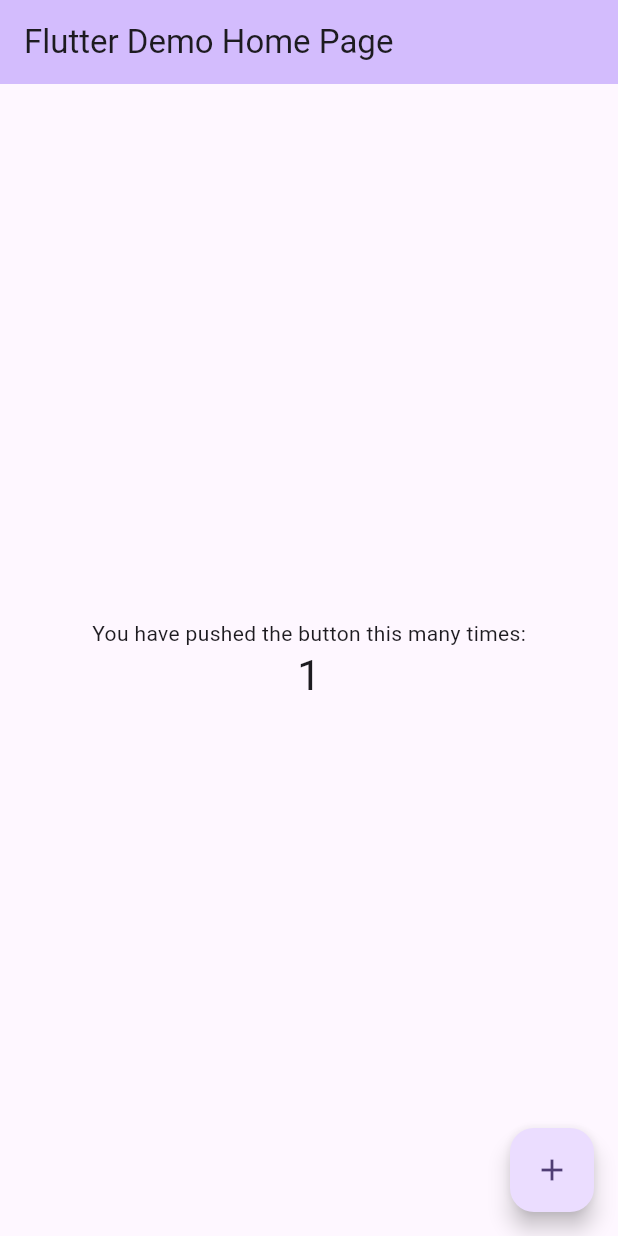
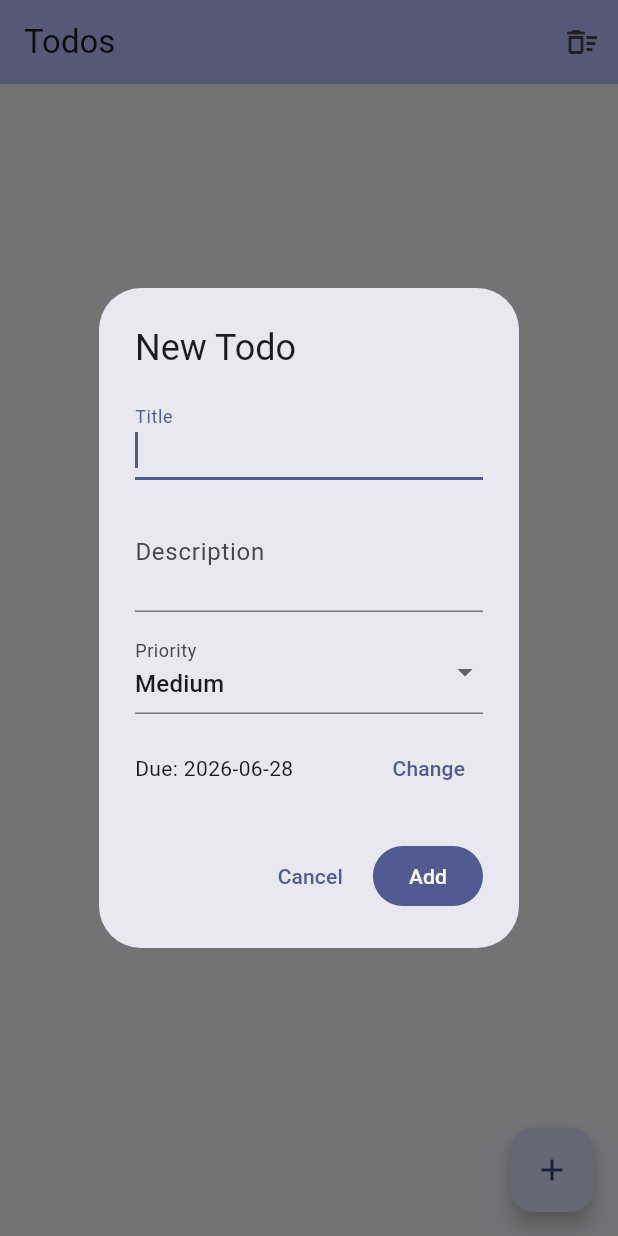
Before and after one commit to danielopara/flutter-todo_v2, a Flutter app: the screen it shows after launch, after a tap on the "add" icon, on a phone screen of 412 x 824 dp. Run offline on Flutter 3.47's test engine with Material 3 defaults, Android fonts, the phone set to English and light mode, and no system bars; our stand-ins replace flutter_riverpod, sqflite; accounts and stored records are empty.

Commit message:
changes for dev

```diff
--- a/lib/features/todo/provider/todo_provider.dart
+++ b/lib/features/todo/provider/todo_provider.dart
@@ -0,0 +1,45 @@
+import 'package:flutter_riverpod/flutter_riverpod.dart';
+import 'package:todo_v2/features/todo/models/todo_model.dart';
+import 'package:todo_v2/features/todo/repository/todo_repository.dart';
+
+class TodoNotifier extends AsyncNotifier<List<TodoModel>> {
+  @override
+  Future<List<TodoModel>> build() {
+    return TodoRepository.instance.getTodos();
+  }
+
+  Future<void> addTodo(TodoModel todo) async {
+    await TodoRepository.instance.insert(todo);
+    ref.invalidateSelf();
+  }
+
+  Future<void> updateTodo(TodoModel todo) async {
+    await TodoRepository.instance.update(todo);
+    ref.invalidateSelf();
+  }
+
+  Future<void> deleteTodo(String id) async {
+    await TodoRepository.instance.delete(id);
+    ref.invalidateSelf();
+  }
+
+  Future<void> deleteCompleted() async {
+    await TodoRepository.instance.deleteCompleted();
+    ref.invalidateSelf();
+  }
+
+  Future<void> toggleComplete(TodoModel todo) async {
+    final nowComplete = !todo.isComplete;
+    final updated = todo.copyWith(
+      isComplete: nowComplete,
+      status: nowComplete ? TodoStatus.completed : TodoStatus.inProgress,
+      completionDate: nowComplete ? DateTime.now() : null,
+    );
+    await TodoRepository.instance.update(updated);
+    ref.invalidateSelf();
+  }
+}
+
+final todoProvider = AsyncNotifierProvider<TodoNotifier, List<TodoModel>>(
+  TodoNotifier.new,
+);
--- a/lib/features/todo/repository/todo_repository.dart
+++ b/lib/features/todo/repository/todo_repository.dart
@@ -9,7 +9,6 @@ class TodoRepository {
   Database? _db;
 
   Future<Database> get database async {
-    // _db ?? = await _initDb();
     _db ??= await _openDatabase();
     return _db!;
   }
@@ -24,15 +23,15 @@ class TodoRepository {
       onCreate: (db, version) async {
         await db.execute('''
           CREATE TABLE todos(
-          id TEXT PRIMARY KEY,
-          title TEXT,
-          description TEXT,
-          status TEXT,
-          priority TEXT,
-          isComplete INTEGER,
-          createdAt TEXT,
-          dueDate TEXT,
-          completionDate TEXT
+            id TEXT PRIMARY KEY,
+            title TEXT NOT NULL,
+            description TEXT NOT NULL,
+            status TEXT NOT NULL,
+            priority TEXT NOT NULL,
+            isComplete INTEGER NOT NULL DEFAULT 0,
+            createdAt TEXT NOT NULL,
+            dueDate TEXT NOT NULL,
+            completionDate TEXT
           )
         ''');
       },
@@ -71,6 +70,6 @@ class TodoRepository {
 
   Future<void> deleteCompleted() async {
     final db = await database;
-    await db.delete('todos', where: 'is_completed = 1');
+    await db.delete('todos', where: 'isComplete = 1');
   }
 }
--- /dev/null
+++ b/lib/features/todo/screens/todo_list_screen.dart
@@ -0,0 +1,229 @@
+import 'package:flutter/material.dart';
+import 'package:flutter_riverpod/flutter_riverpod.dart';
+import 'package:todo_v2/features/todo/models/todo_model.dart';
+import 'package:todo_v2/features/todo/provider/todo_provider.dart';
+
+class TodoListScreen extends ConsumerWidget {
+  const TodoListScreen({super.key});
+
+  @override
+  Widget build(BuildContext context, WidgetRef ref) {
+    final todosAsync = ref.watch(todoProvider);
+
+    return Scaffold(
+      appBar: AppBar(
+        title: const Text('Todos'),
+        backgroundColor: Theme.of(context).colorScheme.inversePrimary,
+        actions: [
+          IconButton(
+            icon: const Icon(Icons.delete_sweep_outlined),
+            tooltip: 'Clear completed',
+            onPressed: () =>
+                ref.read(todoProvider.notifier).deleteCompleted(),
+          ),
+        ],
+      ),
+      body: todosAsync.when(
+        loading: () => const Center(child: CircularProgressIndicator()),
+        error: (e, _) => Center(child: Text('Error: $e')),
+        data: (todos) => todos.isEmpty
+            ? const Center(
+                child: Text(
+                  'No todos yet.\nTap + to add one.',
+                  textAlign: TextAlign.center,
+                ),
+              )
+            : ListView.separated(
+                itemCount: todos.length,
+                separatorBuilder: (_, _) => const Divider(height: 1),
+                itemBuilder: (context, index) =>
+                    _TodoTile(todo: todos[index]),
+              ),
+      ),
+      floatingActionButton: FloatingActionButton(
+        onPressed: () => showDialog(
+          context: context,
+          builder: (_) => const _AddTodoDialog(),
+        ),
+        child: const Icon(Icons.add),
+      ),
+    );
+  }
+}
+
+class _TodoTile extends ConsumerWidget {
+  final TodoModel todo;
+  const _TodoTile({required this.todo});
+
+  @override
+  Widget build(BuildContext context, WidgetRef ref) {
+    return Dismissible(
+      key: Key(todo.id),
+      direction: DismissDirection.endToStart,
+      background: Container(
+        color: Colors.red,
+        alignment: Alignment.centerRight,
+        padding: const EdgeInsets.symmetric(horizontal: 20),
+        child: const Icon(Icons.delete, color: Colors.white),
+      ),
+      onDismissed: (_) =>
+          ref.read(todoProvider.notifier).deleteTodo(todo.id),
+      child: ListTile(
+        leading: Checkbox(
+          value: todo.isComplete,
+          onChanged: (_) =>
+              ref.read(todoProvider.notifier).toggleComplete(todo),
+        ),
+        title: Text(
+          todo.title,
+          style: todo.isComplete
+              ? const TextStyle(
+                  decoration: TextDecoration.lineThrough,
+                  color: Colors.grey,
+                )
+              : null,
+        ),
+        subtitle: todo.description.isNotEmpty ? Text(todo.description) : null,
+        trailing: _PriorityBadge(priority: todo.priority),
+      ),
+    );
+  }
+}
+
+class _PriorityBadge extends StatelessWidget {
+  final TodoPriority priority;
+  const _PriorityBadge({required this.priority});
+
+  @override
+  Widget build(BuildContext context) {
+    final (color, label) = switch (priority) {
+      TodoPriority.high => (Colors.red, 'High'),
+      TodoPriority.medium => (Colors.orange, 'Med'),
+      TodoPriority.low => (Colors.green, 'Low'),
+    };
+    return Container(
+      padding: const EdgeInsets.symmetric(horizontal: 8, vertical: 3),
+      decoration: BoxDecoration(
+        color: color.withValues(alpha: 0.15),
+        border: Border.all(color: color),
+        borderRadius: BorderRadius.circular(12),
+      ),
+      child: Text(
+        label,
+        style: TextStyle(fontSize: 11, color: color, fontWeight: FontWeight.w600),
+      ),
+    );
+  }
+}
+
+class _AddTodoDialog extends ConsumerStatefulWidget {
+  const _AddTodoDialog();
+
+  @override
+  ConsumerState<_AddTodoDialog> createState() => _AddTodoDialogState();
+}
+
+class _AddTodoDialogState extends ConsumerState<_AddTodoDialog> {
+  final _titleController = TextEditingController();
+  final _descController = TextEditingController();
+  TodoPriority _priority = TodoPriority.medium;
+  DateTime _dueDate = DateTime.now().add(const Duration(days: 1));
+
+  @override
+  void dispose() {
+    _titleController.dispose();
+    _descController.dispose();
+    super.dispose();
+  }
+
+  String get _formattedDueDate =>
+      '${_dueDate.year}-${_dueDate.month.toString().padLeft(2, '0')}-${_dueDate.day.toString().padLeft(2, '0')}';
+
+  Future<void> _pickDate() async {
+    final picked = await showDatePicker(
+      context: context,
+      initialDate: _dueDate,
+      firstDate: DateTime.now(),
+      lastDate: DateTime.now().add(const Duration(days: 365)),
+    );
+    if (picked != null) setState(() => _dueDate = picked);
+  }
+
+  void _submit() {
+    final title = _titleController.text.trim();
+    if (title.isEmpty) return;
+
+    final todo = TodoModel.create(
+      title: title,
+      description: _descController.text.trim(),
+      status: TodoStatus.notStarted,
+      priority: _priority,
+      dueDate: _dueDate,
+    );
+
+    ref.read(todoProvider.notifier).addTodo(todo);
+    Navigator.pop(context);
+  }
+
+  @override
+  Widget build(BuildContext context) {
+    return AlertDialog(
+      title: const Text('New Todo'),
+      content: SingleChildScrollView(
+        child: Column(
+          mainAxisSize: MainAxisSize.min,
+          children: [
+            TextField(
+              controller: _titleController,
+              decoration: const InputDecoration(labelText: 'Title'),
+              textCapitalization: TextCapitalization.sentences,
+              autofocus: true,
+            ),
+            const SizedBox(height: 8),
+            TextField(
+              controller: _descController,
+              decoration: const InputDecoration(labelText: 'Description'),
+              textCapitalization: TextCapitalization.sentences,
+              maxLines: 2,
+            ),
+            const SizedBox(height: 12),
+            DropdownButtonFormField<TodoPriority>(
+              initialValue: _priority,
+              decoration: const InputDecoration(labelText: 'Priority'),
+              items: TodoPriority.values
+                  .map((p) => DropdownMenuItem(
+                        value: p,
+                        child: Text(
+                          p.name[0].toUpperCase() + p.name.substring(1),
+                        ),
+                      ))
+                  .toList(),
+              onChanged: (v) => setState(() => _priority = v!),
+            ),
+            const SizedBox(height: 12),
+            Row(
+              children: [
+                Text('Due: $_formattedDueDate'),
+                const Spacer(),
+                TextButton(
+                  onPressed: _pickDate,
+                  child: const Text('Change'),
+                ),
+              ],
+            ),
+          ],
+        ),
+      ),
+      actions: [
+        TextButton(
+          onPressed: () => Navigator.pop(context),
+          child: const Text('Cancel'),
+        ),
+        FilledButton(
+          onPressed: _submit,
+          child: const Text('Add'),
+        ),
+      ],
+    );
+  }
+}
--- a/lib/main.dart
+++ b/lib/main.dart
@@ -1,122 +1,24 @@
 import 'package:flutter/material.dart';
+import 'package:flutter_riverpod/flutter_riverpod.dart';
+import 'package:todo_v2/features/todo/screens/todo_list_screen.dart';
 
 void main() {
-  runApp(const MyApp());
+  runApp(const ProviderScope(child: TodoApp()));
 }
 
-class MyApp extends StatelessWidget {
-  const MyApp({super.key});
+class TodoApp extends StatelessWidget {
+  const TodoApp({super.key});
 
-  // This widget is the root of your application.
   @override
   Widget build(BuildContext context) {
     return MaterialApp(
-      title: 'Flutter Demo',
+      title: 'Todo',
+      debugShowCheckedModeBanner: false,
       theme: ThemeData(
-        // This is the theme of your application.
-        //
-        // TRY THIS: Try running your application with "flutter run". You'll see
-        // the application has a purple toolbar. Then, without quitting the app,
-        // try changing the seedColor in the colorScheme below to Colors.green
-        // and then invoke "hot reload" (save your changes or press the "hot
-        // reload" button in a Flutter-supported IDE, or press "r" if you used
-        // the command line to start the app).
-        //
-        // Notice that the counter didn't reset back to zero; the application
-        // state is not lost during the reload. To reset the state, use hot
-        // restart instead.
-        //
-        // This works for code too, not just values: Most code changes can be
-        // tested with just a hot reload.
-        colorScheme: .fromSeed(seedColor: Colors.deepPurple),
+        colorScheme: ColorScheme.fromSeed(seedColor: Colors.indigo),
+        useMaterial3: true,
       ),
-      home: const MyHomePage(title: 'Flutter Demo Home Page'),
+      home: const TodoListScreen(),
     );
   }
 }
-
-class MyHomePage extends StatefulWidget {
-  const MyHomePage({super.key, required this.title});
-
-  // This widget is the home page of your application. It is stateful, meaning
-  // that it has a State object (defined below) that contains fields that affect
-  // how it looks.
-
-  // This class is the configuration for the state. It holds the values (in this
-  // case the title) provided by the parent (in this case the App widget) and
-  // used by the build method of the State. Fields in a Widget subclass are
-  // always marked "final".
-
-  final String title;
-
-  @override
-  State<MyHomePage> createState() => _MyHomePageState();
-}
-
-class _MyHomePageState extends State<MyHomePage> {
-  int _counter = 0;
-
-  void _incrementCounter() {
-    setState(() {
-      // This call to setState tells the Flutter framework that something has
-      // changed in this State, which causes it to rerun the build method below
-      // so that the display can reflect the updated values. If we changed
-      // _counter without calling setState(), then the build method would not be
-      // called again, and so nothing would appear to happen.
-      _counter++;
-    });
-  }
-
-  @override
-  Widget build(BuildContext context) {
-    // This method is rerun every time setState is called, for instance as done
-    // by the _incrementCounter method above.
-    //
-    // The Flutter framework has been optimized to make rerunning build methods
-    // fast, so that you can just rebuild anything that needs updating rather
-    // than having to individually change instances of widgets.
-    return Scaffold(
-      appBar: AppBar(
-        // TRY THIS: Try changing the color here to a specific color (to
-        // Colors.amber, perhaps?) and trigger a hot reload to see the AppBar
-        // change color while the other colors stay the same.
-        backgroundColor: Theme.of(context).colorScheme.inversePrimary,
-        // Here we take the value from the MyHomePage object that was created by
-        // the App.build method, and use it to set our appbar title.
-        title: Text(widget.title),
-      ),
-      body: Center(
-        // Center is a layout widget. It takes a single child and positions it
-        // in the middle of the parent.
-        child: Column(
-          // Column is also a layout widget. It takes a list of children and
-          // arranges them vertically. By default, it sizes itself to fit its
-          // children horizontally, and tries to be as tall as its parent.
-          //
-          // Column has various properties to control how it sizes itself and
-          // how it positions its children. Here we use mainAxisAlignment to
-          // center the children vertically; the main axis here is the vertical
-          // axis because Columns are vertical (the cross axis would be
-          // horizontal).
-          //
-          // TRY THIS: Invoke "debug painting" (choose the "Toggle Debug Paint"
-          // action in the IDE, or press "p" in the console), to see the
-          // wireframe for each widget.
-          mainAxisAlignment: .center,
-          children: [
-            const Text('You have pushed the button this many times:'),
-            Text(
-              '$_counter',
-              style: Theme.of(context).textTheme.headlineMedium,
-            ),
-          ],
-        ),
-      ),
-      floatingActionButton: FloatingActionButton(
-        onPressed: _incrementCounter,
-        tooltip: 'Increment',
-        child: const Icon(Icons.add),
-      ),
-    );
-  }
-}
--- a/pubspec.yaml
+++ b/pubspec.yaml
@@ -37,6 +37,7 @@ dependencies:
   uuid: ^4.5.3
   sqflite: ^2.4.3
   path: ^1.9.1
+  flutter_riverpod: ^3.3.2
 
 dev_dependencies:
   flutter_test:
```
Also changed, not shown: lib/features/todo/models/todo_model.dart (+17 -21 lines), pubspec.lock.
